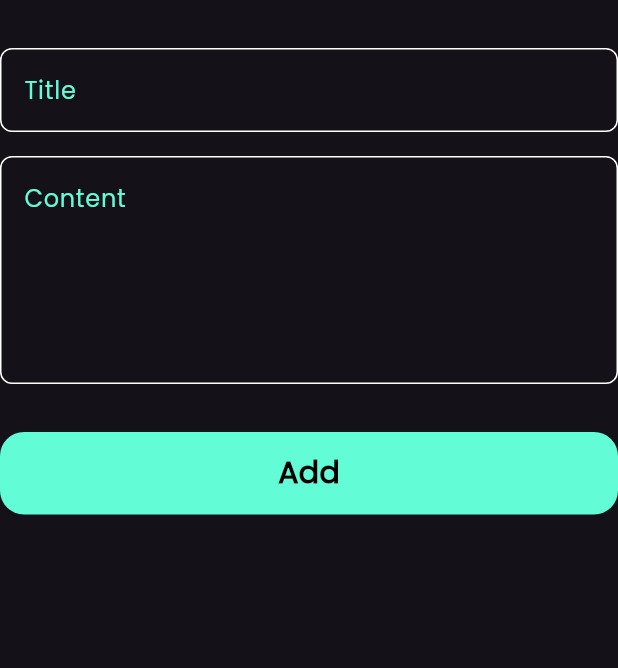
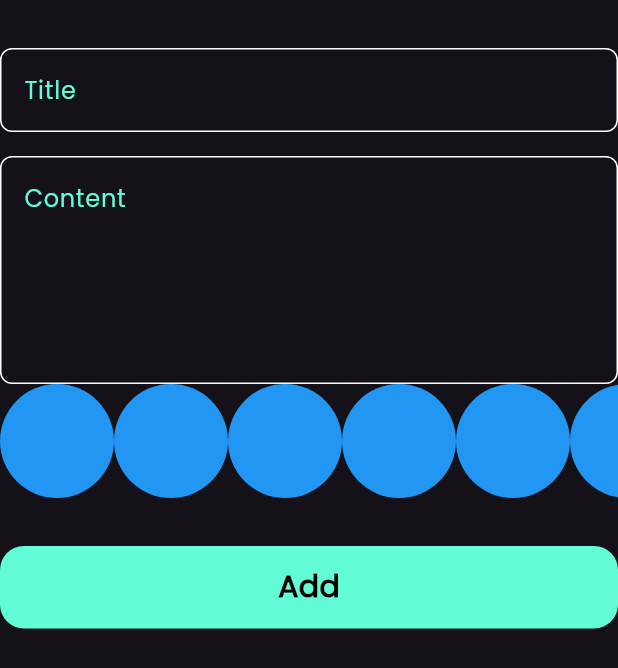
Before and after one commit to Mohammadalsalhi55/Notes_App_18-2, a Flutter app: the AddnoteForm widget shown alone on an empty page, opened directly, on a phone screen of 412 x 824 dp. Shown: the top 668 px of the screen. Run offline on Flutter 3.47's test engine with Material 3 defaults, Android fonts, the phone set to English and light mode, and no system bars; our stand-ins replace another_xlider, bloc, flutter_bloc, font_awesome_flutter, hive, hive_flutter; accounts and stored records are empty.

Commit message:
create colors list part one

```diff
--- a/note_app/lib/views/add_note_form.dart
+++ b/note_app/lib/views/add_note_form.dart
@@ -5,6 +5,7 @@
 import 'package:note_app/cubits/Add_note_cubit/add_note_cubit.dart';
 import 'package:note_app/models/note_model.dart';
 import 'package:note_app/views/Custom_buttom.dart';
+import 'package:note_app/views/color_list_view.dart';
 import 'package:note_app/views/custom_text_field.dart';
 
 class AddnoteForm extends StatefulWidget {
@@ -37,7 +38,7 @@
             },
             hint: 'Title',
           ),
-          SizedBox(
+          const SizedBox(
             height: 16,
           ),
           CustomTextField(
@@ -47,7 +48,8 @@
             hint: 'Content',
             maxlines: 5,
           ),
-          SizedBox(
+          const ColorsListView(),
+          const SizedBox(
             height: 32,
           ),
           BlocBuilder<AddNoteCubit, AddNoteState>(
--- /dev/null
+++ b/note_app/lib/views/color_list_view.dart
@@ -0,0 +1,30 @@
+import 'package:flutter/material.dart';
+
+class ColorItem extends StatelessWidget {
+  const ColorItem({super.key});
+
+  @override
+  Widget build(BuildContext context) {
+    return const CircleAvatar(
+      radius: 38,
+      backgroundColor: Colors.blue,
+    );
+  }
+}
+
+class ColorsListView extends StatelessWidget {
+  const ColorsListView({super.key});
+
+  @override
+  Widget build(BuildContext context) {
+    return SizedBox(
+      height: 38 * 2,
+      child: ListView.builder(
+          itemCount: 10,
+          scrollDirection: Axis.horizontal,
+          itemBuilder: (context, index) {
+            return const ColorItem();
+          }),
+    );
+  }
+}
```
